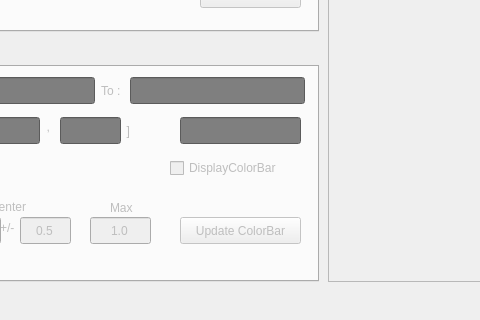
Old version of the form 3DMeshMetric/meshMetricGui.ui in the repository juliettepera/3DMetricTools; both pictures show x 152 to 632 and y 448 to 768 of the 1024 by 768 pixel window.
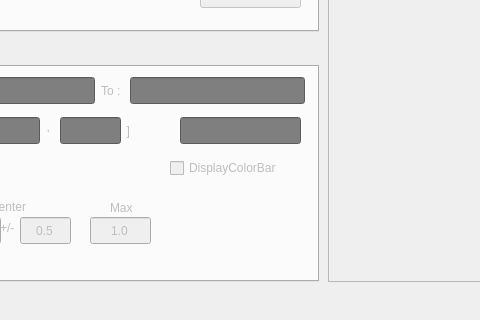
New version of the form. The open tabs and pages were chosen to show the change. Custom widgets are drawn as their Qt base class.

Diff of the .ui file:
```diff
--- a/3DMeshMetric/meshMetricGui.ui
+++ b/3DMeshMetric/meshMetricGui.ui
@@ -3616,22 +3616,6 @@
        <bool>true</bool>
       </property>
      </widget>
-     <widget class="QPushButton" name="pushButtonUpdateColor">
-      <property name="geometry">
-       <rect>
-        <x>320</x>
-        <y>150</y>
-        <width>121</width>
-        <height>27</height>
-       </rect>
-      </property>
-      <property name="toolTip">
-       <string>update the colorbar</string>
-      </property>
-      <property name="text">
-       <string>Update ColorBar</string>
-      </property>
-     </widget>
      <widget class="QLabel" name="label_2">
       <property name="geometry">
        <rect>
```
